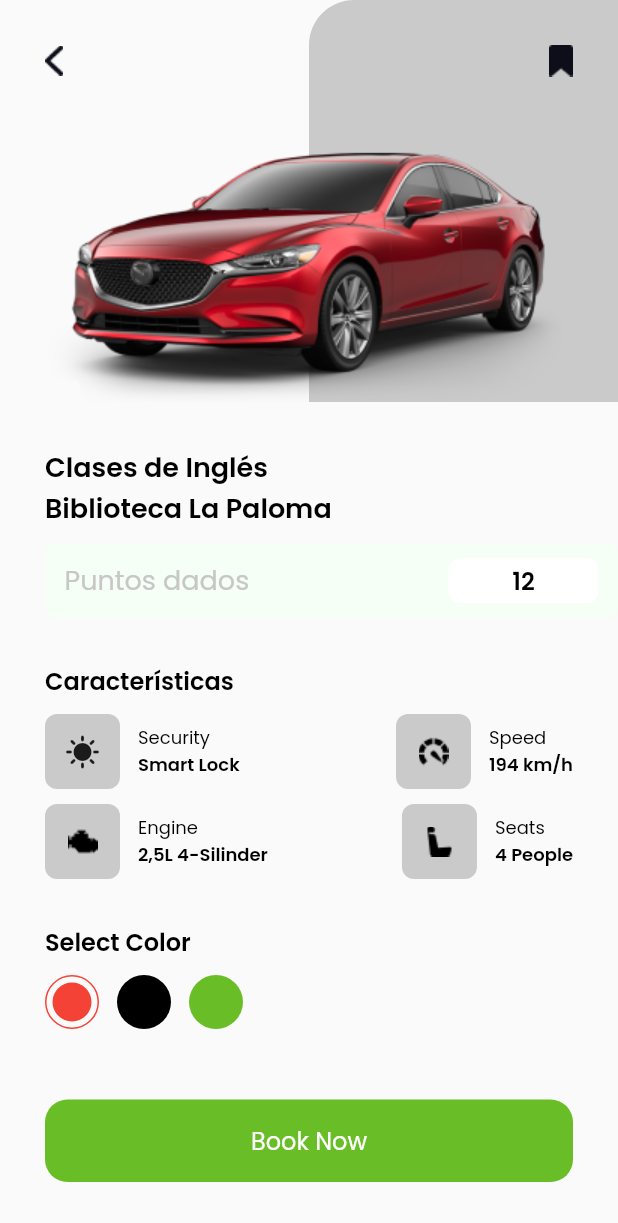
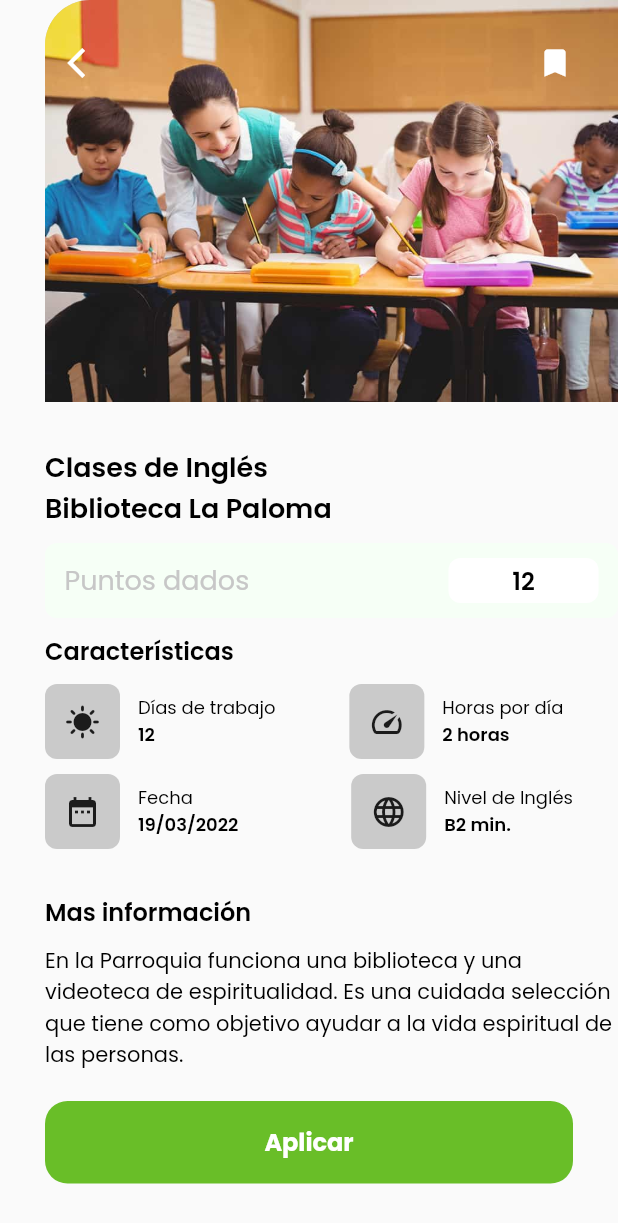
Before and after one commit to Innova-Group-Hackathon-Civica-Pay-2022/CivicaPay-App, a Flutter app: the DetailPage screen opened directly, on a phone screen of 412 x 824 dp. Shown: the top 1223 px of the screen. Run offline on Flutter 3.47's test engine with Material 2 defaults, Android fonts, the phone set to English and light mode, and no system bars; our stand-ins replace curved_navigation_bar, font_awesome_flutter, google_fonts, supercharged; network calls fail.

Commit message:
Detailed image updated

```diff
--- a/lib/pages/social_activities/detail_page.dart
+++ b/lib/pages/social_activities/detail_page.dart
@@ -13,11 +13,14 @@ class DetailPage extends StatelessWidget {
                 child: Stack(
               children: [
                 Align(
-                  alignment: Alignment.centerRight,
+                  alignment: Alignment.centerLeft,
                   child: Container(
                     height: 268,
-                    width: MediaQuery.of(context).size.width / 2,
+                    width: MediaQuery.of(context).size.width,
                     decoration: BoxDecoration(
+                        image: const DecorationImage(
+                            fit: BoxFit.cover,
+                            image: AssetImage('images/teaching_english.jpg')),
                         color: bulao2,
                         borderRadius: const BorderRadius.only(
                           topLeft: Radius.circular(30),
@@ -25,7 +28,7 @@ class DetailPage extends StatelessWidget {
                   ),
                 ),
                 Container(
-                  margin: const EdgeInsets.only(top: 30, right: 30),
+                  margin: const EdgeInsets.only(top: 30, right: 30, left: 15),
                   child: Row(
                     mainAxisAlignment: MainAxisAlignment.spaceBetween,
                     children: [
@@ -33,14 +36,20 @@ class DetailPage extends StatelessWidget {
                           onTap: () {
                             Navigator.pop(context);
                           },
-                          child: Image.asset('images/Back_Button.png')),
-                      Image.asset('images/Save_Button.png'),
+                          //child: Image.asset('images/Back_Button.png')),
+                          child: const Icon(Icons.arrow_back_ios,
+                              color: Colors.white)),
+                      //                     Image.asset('images/Save_Button.png'),
+                      const Icon(
+                        Icons.bookmark,
+                        color: Colors.white,
+                      )
                     ],
                   ),
                 ),
-                Container(
-                    margin: const EdgeInsets.only(top: 93),
-                    child: Image.asset('images/mobil4.png'))
+                // Container(
+                //     margin: const EdgeInsets.only(top: 93),
+                //     child: Image.asset('images/mobil4.png'))
               ],
             )),
             const SizedBox(
@@ -86,7 +95,7 @@ class DetailPage extends StatelessWidget {
               ),
             ),
             const SizedBox(
-              height: 30,
+              height: 10,
             ),
             Text('Características',
                 style: blackTektFont1.copyWith(
@@ -115,11 +124,11 @@ class DetailPage extends StatelessWidget {
                         crossAxisAlignment: CrossAxisAlignment.start,
                         children: [
                           Text(
-                            'Security',
+                            'Días de trabajo',
                             style: blackTektFont1.copyWith(fontSize: 12),
                           ),
                           Text(
-                            'Smart Lock',
+                            '12',
                             style: blackTektFont1.copyWith(
                                 fontSize: 12, fontWeight: FontWeight.w600),
                           ),
@@ -136,7 +145,7 @@ class DetailPage extends StatelessWidget {
                             color: bulao2,
                             borderRadius:
                                 const BorderRadius.all(Radius.circular(8))),
-                        child: Image.asset('images/speedometer.png'),
+                        child: const Icon(Icons.speed),
                       ),
                       const SizedBox(
                         width: 12,
@@ -145,11 +154,11 @@ class DetailPage extends StatelessWidget {
                         crossAxisAlignment: CrossAxisAlignment.start,
                         children: [
                           Text(
-                            'Speed',
+                            'Horas por día  ',
                             style: blackTektFont1.copyWith(fontSize: 12),
                           ),
                           Text(
-                            '194 km/h',
+                            '2 horas',
                             style: blackTektFont1.copyWith(
                                 fontSize: 12, fontWeight: FontWeight.w600),
                           ),
@@ -161,7 +170,7 @@ class DetailPage extends StatelessWidget {
               ),
             ),
             Container(
-              margin: EdgeInsets.only(top: 10, right: 30),
+              margin: const EdgeInsets.only(top: 10, right: 30),
               child: Row(
                 mainAxisAlignment: MainAxisAlignment.spaceBetween,
                 children: [
@@ -172,21 +181,22 @@ class DetailPage extends StatelessWidget {
                         width: 50,
                         decoration: BoxDecoration(
                             color: bulao2,
-                            borderRadius: BorderRadius.all(Radius.circular(8))),
-                        child: Image.asset('images/engine.png'),
+                            borderRadius:
+                                const BorderRadius.all(Radius.circular(8))),
+                        child: const Icon(Icons.date_range),
                       ),
-                      SizedBox(
+                      const SizedBox(
                         width: 12,
                       ),
                       Column(
                         crossAxisAlignment: CrossAxisAlignment.start,
                         children: [
                           Text(
-                            'Engine',
+                            'Fecha',
                             style: blackTektFont1.copyWith(fontSize: 12),
                           ),
                           Text(
-                            '2,5L 4-Silinder',
+                            '19/03/2022',
                             style: blackTektFont1.copyWith(
                                 fontSize: 12, fontWeight: FontWeight.w600),
                           ),
@@ -201,21 +211,22 @@ class DetailPage extends StatelessWidget {
                         width: 50,
                         decoration: BoxDecoration(
                             color: bulao2,
-                            borderRadius: BorderRadius.all(Radius.circular(8))),
-                        child: Image.asset('images/kursi.png'),
+                            borderRadius:
+                                const BorderRadius.all(Radius.circular(8))),
+                        child: const Icon(Icons.language),
                       ),
-                      SizedBox(
+                      const SizedBox(
                         width: 12,
                       ),
                       Column(
                         crossAxisAlignment: CrossAxisAlignment.start,
                         children: [
                           Text(
-                            'Seats',
+                            'Nivel de Inglés',
                             style: blackTektFont1.copyWith(fontSize: 12),
                           ),
                           Text(
-                            '4 People',
+                            'B2 min.',
                             style: blackTektFont1.copyWith(
                                 fontSize: 12, fontWeight: FontWeight.w600),
                           ),
@@ -227,63 +238,33 @@ class DetailPage extends StatelessWidget {
               ),
             ),
             Container(
-              margin: EdgeInsets.only(top: 30, bottom: 10),
-              child: Text('Select Color',
+              margin: const EdgeInsets.only(top: 30, bottom: 10),
+              child: Text('Mas información',
                   style: blackTektFont1.copyWith(
                       fontSize: 16, fontWeight: FontWeight.w600)),
             ),
-            Row(
-              children: [
-                Container(
-                  height: 36,
-                  width: 36,
-                  decoration: BoxDecoration(
-                      border: Border.all(color: Colors.red),
-                      shape: BoxShape.circle),
-                  child: Center(
-                    child: Container(
-                      height: 26,
-                      width: 26,
-                      decoration: BoxDecoration(
-                          shape: BoxShape.circle, color: Colors.red),
-                    ),
-                  ),
-                ),
-                SizedBox(
-                  width: 12,
-                ),
-                Container(
-                  width: 36,
-                  height: 36,
-                  decoration: BoxDecoration(
-                      shape: BoxShape.circle, color: Colors.black),
-                ),
-                SizedBox(
-                  width: 12,
-                ),
-                Container(
-                  width: 36,
-                  height: 36,
-                  decoration:
-                      BoxDecoration(shape: BoxShape.circle, color: greenColor),
-                ),
-              ],
-            ),
+            Text(
+                'En la Parroquia funciona una biblioteca y una videoteca de espiritualidad. Es una cuidada selección que tiene como objetivo ayudar a la vida espiritual de las personas.',
+                style: blackTektFont1.copyWith(
+                    fontSize: 14, fontWeight: FontWeight.w400)),
             Container(
-              margin: EdgeInsets.only(top: 47, right: 30),
+              margin: const EdgeInsets.only(top: 20, right: 30),
               height: 55,
               width: MediaQuery.of(context).size.width - 60,
               decoration: BoxDecoration(
                   color: greenColor,
-                  borderRadius: BorderRadius.all(Radius.circular(15))),
+                  borderRadius: const BorderRadius.all(Radius.circular(15))),
               child: Center(
                   child: Text(
-                'Book Now',
-                style:
-                    blackTektFont1.copyWith(fontSize: 16, color: Colors.white),
+                'Aplicar',
+                style: blackTektFont1.copyWith(
+                  fontSize: 16,
+                  color: Colors.white,
+                  fontWeight: FontWeight.bold,
+                ),
               )),
             ),
-            SizedBox(
+            const SizedBox(
               height: 50,
             )
           ],
```
